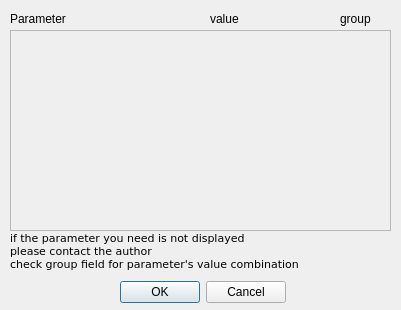
Before: the Qt Designer form param.ui in Ol333/dipl, drawn with Qt 5.
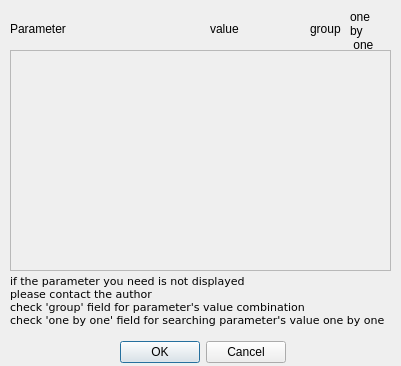
After: the same form once the commit is applied.

```diff
--- a/param.ui
+++ b/param.ui
@@ -7,7 +7,7 @@
     <x>0</x>
     <y>0</y>
     <width>401</width>
-    <height>310</height>
+    <height>366</height>
    </rect>
   </property>
   <property name="windowTitle">
@@ -17,9 +17,9 @@
    <property name="geometry">
     <rect>
      <x>10</x>
-     <y>30</y>
+     <y>50</y>
      <width>381</width>
-     <height>201</height>
+     <height>221</height>
     </rect>
    </property>
    <property name="widgetResizable">
@@ -31,7 +31,7 @@
       <x>0</x>
       <y>0</y>
       <width>379</width>
-      <height>199</height>
+      <height>219</height>
      </rect>
     </property>
    </widget>
@@ -40,7 +40,7 @@
    <property name="geometry">
     <rect>
      <x>10</x>
-     <y>10</y>
+     <y>20</y>
      <width>81</width>
      <height>17</height>
     </rect>
@@ -53,7 +53,7 @@
    <property name="geometry">
     <rect>
      <x>210</x>
-     <y>10</y>
+     <y>20</y>
      <width>64</width>
      <height>17</height>
     </rect>
@@ -66,7 +66,7 @@
    <property name="geometry">
     <rect>
      <x>120</x>
-     <y>280</y>
+     <y>340</y>
      <width>166</width>
      <height>25</height>
     </rect>
@@ -79,9 +79,9 @@
    <property name="geometry">
     <rect>
      <x>10</x>
-     <y>230</y>
+     <y>270</y>
      <width>381</width>
-     <height>41</height>
+     <height>61</height>
     </rect>
    </property>
    <property name="font">
@@ -93,14 +93,15 @@
    <property name="text">
     <string>if the parameter you need is not displayed 
 please contact the author
-check group field for parameter's value combination</string>
+check 'group' field for parameter's value combination
+check 'one by one' field for searching parameter's value one by one</string>
    </property>
   </widget>
   <widget class="QLabel" name="label_7">
    <property name="geometry">
     <rect>
-     <x>340</x>
-     <y>10</y>
+     <x>310</x>
+     <y>20</y>
      <width>41</width>
      <height>17</height>
     </rect>
@@ -109,6 +110,21 @@
     <string>group</string>
    </property>
   </widget>
+  <widget class="QLabel" name="label_4">
+   <property name="geometry">
+    <rect>
+     <x>350</x>
+     <y>10</y>
+     <width>31</width>
+     <height>41</height>
+    </rect>
+   </property>
+   <property name="text">
+    <string>one 
+by
+ one</string>
+   </property>
+  </widget>
  </widget>
  <resources/>
  <connections/>
```
